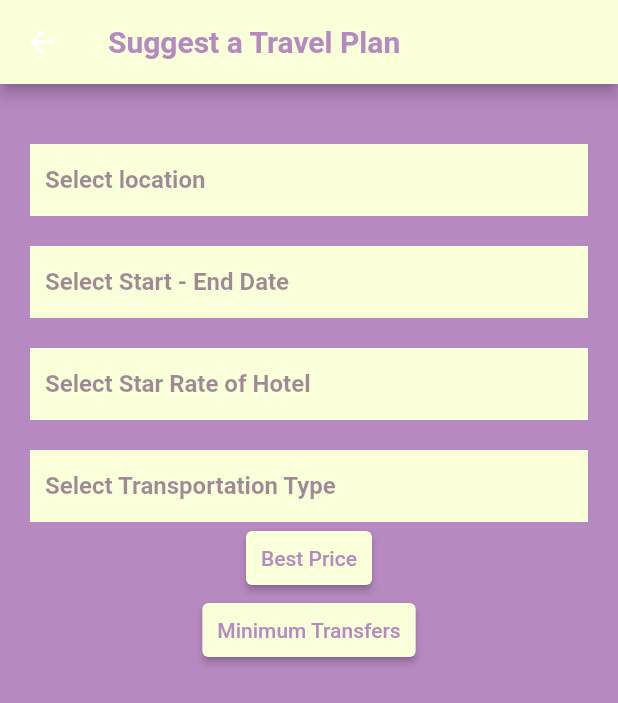
After one commit to fatmasenagenc/funravel, a Flutter app: the SuggestPlan screen opened directly, on a phone screen of 412 x 824 dp. The commit adds this screen. Shown: the top 703 px of the screen. Run offline on Flutter 3.47's test engine with Material 2 defaults, Android fonts, the phone set to English and light mode, and no system bars; our stand-ins replace cloud_firestore, firebase_auth, firebase_core, flutter_rating_bar, flutter_svg; accounts and stored records are empty.

Commit message:
suggest travel plan screen
suggest travel plan screen added.

```diff
--- a/lib/screens/concert_screen.dart
+++ b/lib/screens/concert_screen.dart
@@ -3,6 +3,7 @@ import 'package:flutter/material.dart';
 import 'package:funravel_v0/constants/contants.dart';
 import 'package:funravel_v0/models/concert_model.dart';
 import 'package:funravel_v0/widgets/card_widget.dart';
+import 'package:funravel_v0/screens/suggested_plan_screen.dart';
 
 class ConcertScreen extends StatefulWidget {
   final Concert concert;
@@ -86,8 +87,13 @@ class _ConcertScreenState extends State<ConcertScreen> {
 
               children: [
                 SizedBox(height: 20,),
-                buildCustomButton(title: "Buy Tickets", function: (){}, sideWidget: Icon(Icons.link, color: kPrimaryDarkenedColor,)),
-                SizedBox(height: 10,),
+                buildCustomButton(title: "Buy Tickets", function: (){
+                  Navigator.push(
+                      context,
+                      MaterialPageRoute(builder: (context) => SuggestPlan()));
+
+                }, sideWidget: Icon(Icons.link, color: kPrimaryDarkenedColor,)),
+                SizedBox(height: 20,),
                 buildCustomButton(title: "Create Group Invitation", function: (){}, ),
 
                 SizedBox(height: 20,),
@@ -104,7 +110,6 @@ class _ConcertScreenState extends State<ConcertScreen> {
     );
   }
 }
-
 
 buildCustomButton({ String? title, Function? function, Widget? sideWidget}){
   return InkWell(
--- /dev/null
+++ b/lib/screens/suggested_plan_screen.dart
@@ -0,0 +1,238 @@
+import 'package:flutter/cupertino.dart';
+import 'package:flutter/material.dart';
+
+import '../constants/contants.dart';
+
+class SuggestPlan extends StatefulWidget {
+  const SuggestPlan({Key? key}) : super(key: key);
+
+  @override
+  State<SuggestPlan> createState() => _SuggestPlan();
+}
+
+class _SuggestPlan extends State<SuggestPlan> {
+  String _selectedCountry = "";
+
+
+  void _findCountry() async {
+
+
+  }
+
+  @override
+  Widget build(BuildContext context) {
+    return Scaffold(
+
+      backgroundColor: kPrimaryColor,
+      appBar: AppBar(
+        leading: IconButton(
+          icon: Icon(Icons.arrow_back),
+          onPressed: () {
+            // Go back to the previous screen
+          },
+        ),
+        title: Text("Suggest a Travel Plan"),
+      ),
+      body: SingleChildScrollView(
+        // physics: NeverScrollableScrollPhysics(),
+        padding: EdgeInsets.only(right: 10, left: 10),
+
+        child: Column(
+          crossAxisAlignment: CrossAxisAlignment.center,
+          children: [
+            SizedBox(
+              height: 40,
+            ),
+            Container(
+              width: double.infinity,
+              padding: EdgeInsets.only(right: 20, left: 10),
+              margin: EdgeInsets.symmetric(horizontal: 10),
+              color: kSecondaryColor,
+              child: TextField(
+                controller: TextEditingController(),
+                style: TextStyle(
+                    color: kPrimaryDarkenedColor, fontWeight: FontWeight.bold),
+                cursorColor: Colors.black,
+                onChanged: (input) {
+                  print("changed $input");
+                },
+                decoration: InputDecoration(
+                    focusedBorder: UnderlineInputBorder(
+                      borderSide: BorderSide(
+                          width: 0, color: Colors.white.withOpacity(0)),
+                    ),
+                    enabledBorder: UnderlineInputBorder(
+                      borderSide: BorderSide(
+                          width: 0,
+                          color: Colors.white.withOpacity(0)), //<-- SEE HERE
+                    ),
+                    border: UnderlineInputBorder(
+                      borderSide: BorderSide(
+                          width: 2,
+                          color: Colors.white.withOpacity(0)), //<-- SEE HERE
+                    ),
+                    hintText: "Select location",
+                    hintStyle: TextStyle(
+                        color: kPrimaryDarkenedColor.withOpacity(0.5),
+                        fontWeight: FontWeight.bold)),
+              ),
+            ),
+            SizedBox(
+              height: 20,
+            ),
+            Container(
+              width: double.infinity,
+              padding: EdgeInsets.only(right: 20, left: 10),
+              margin: EdgeInsets.symmetric(horizontal: 10),
+              color: kSecondaryColor,
+              child: TextField(
+                controller: TextEditingController(),
+                style: TextStyle(
+                    color: kPrimaryDarkenedColor, fontWeight: FontWeight.bold),
+                cursorColor: Colors.black,
+                onChanged: (input) {
+                  print("changed $input");
+                },
+                decoration: InputDecoration(
+                    focusedBorder: UnderlineInputBorder(
+                      borderSide: BorderSide(
+                          width: 0, color: Colors.white.withOpacity(0)),
+                    ),
+                    enabledBorder: UnderlineInputBorder(
+                      borderSide: BorderSide(
+                          width: 0,
+                          color: Colors.white.withOpacity(0)), //<-- SEE HERE
+                    ),
+                    border: UnderlineInputBorder(
+                      borderSide: BorderSide(
+                          width: 2,
+                          color: Colors.white.withOpacity(0)), //<-- SEE HERE
+                    ),
+                    hintText: "Select Start - End Date",
+                    hintStyle: TextStyle(
+                        color: kPrimaryDarkenedColor.withOpacity(0.5),
+                        fontWeight: FontWeight.bold)),
+              ),
+            ),
+            SizedBox(
+              height: 20,
+            ),
+            Container(
+              width: double.infinity,
+              padding: EdgeInsets.only(right: 20, left: 10),
+              margin: EdgeInsets.symmetric(horizontal: 10),
+              color: kSecondaryColor,
+              child: TextField(
+                controller: TextEditingController(),
+                style: TextStyle(
+                    color: kPrimaryDarkenedColor, fontWeight: FontWeight.bold),
+                cursorColor: Colors.black,
+                onChanged: (input) {
+                  print("changed $input");
+                },
+                decoration: InputDecoration(
+                    focusedBorder: UnderlineInputBorder(
+                      borderSide: BorderSide(
+                          width: 0, color: Colors.white.withOpacity(0)),
+                    ),
+                    enabledBorder: UnderlineInputBorder(
+                      borderSide: BorderSide(
+                          width: 0,
+                          color: Colors.white.withOpacity(0)), //<-- SEE HERE
+                    ),
+                    border: UnderlineInputBorder(
+                      borderSide: BorderSide(
+                          width: 2,
+                          color: Colors.white.withOpacity(0)), //<-- SEE HERE
+                    ),
+                    hintText: "Select Star Rate of Hotel",
+                    hintStyle: TextStyle(
+                        color: kPrimaryDarkenedColor.withOpacity(0.5),
+                        fontWeight: FontWeight.bold)),
+              ),
+            ),
+            SizedBox(
+              height: 20,
+            ),
+            Container(
+              width: double.infinity,
+              padding: EdgeInsets.only(right: 20, left: 10),
+              margin: EdgeInsets.symmetric(horizontal: 10),
+              color: kSecondaryColor,
+              child: TextField(
+                controller: TextEditingController(),
+                style: TextStyle(
+                    color: kPrimaryDarkenedColor, fontWeight: FontWeight.bold),
+                cursorColor: Colors.black,
+                onChanged: (input) {
+                  print("changed $input");
+                },
+                decoration: InputDecoration(
+                    focusedBorder: UnderlineInputBorder(
+                      borderSide: BorderSide(
+                          width: 0, color: Colors.white.withOpacity(0)),
+                    ),
+                    enabledBorder: UnderlineInputBorder(
+                      borderSide: BorderSide(
+                          width: 0,
+                          color: Colors.white.withOpacity(0)), //<-- SEE HERE
+                    ),
+                    border: UnderlineInputBorder(
+                      borderSide: BorderSide(
+                          width: 2,
+                          color: Colors.white.withOpacity(0)), //<-- SEE HERE
+                    ),
+                    hintText: "Select Transportation Type",
+                    hintStyle: TextStyle(
+                        color: kPrimaryDarkenedColor.withOpacity(0.5),
+                        fontWeight: FontWeight.bold)),
+              ),
+
+
+            ),
+            Container(
+
+              child: ElevatedButton(
+                style: ButtonStyle(
+
+                    backgroundColor: MaterialStatePropertyAll<Color>(
+                        kSecondaryColor),
+                    padding: MaterialStateProperty.all<EdgeInsets>(EdgeInsets.fromLTRB(10, 10, 10, 10))
+
+
+                ),
+                child: Text('Best Price',style: TextStyle(
+                  color: kPrimaryColor,
+
+                ),),
+
+
+                onPressed: () {},
+              ),
+
+            ),
+            ElevatedButton(
+              style: ButtonStyle(
+
+                  backgroundColor: MaterialStatePropertyAll<Color>(
+                      kSecondaryColor),
+                  padding: MaterialStateProperty.all<EdgeInsets>(EdgeInsets.fromLTRB(10, 10, 10, 10))
+
+
+              ),
+              child: Text('Minimum Transfers',style: TextStyle(
+                color: kPrimaryColor,
+
+              ),),
+
+
+              onPressed: () {},
+            )
+          ],
+        ),
+      ),
+
+
+    );
+  }
+}
```
